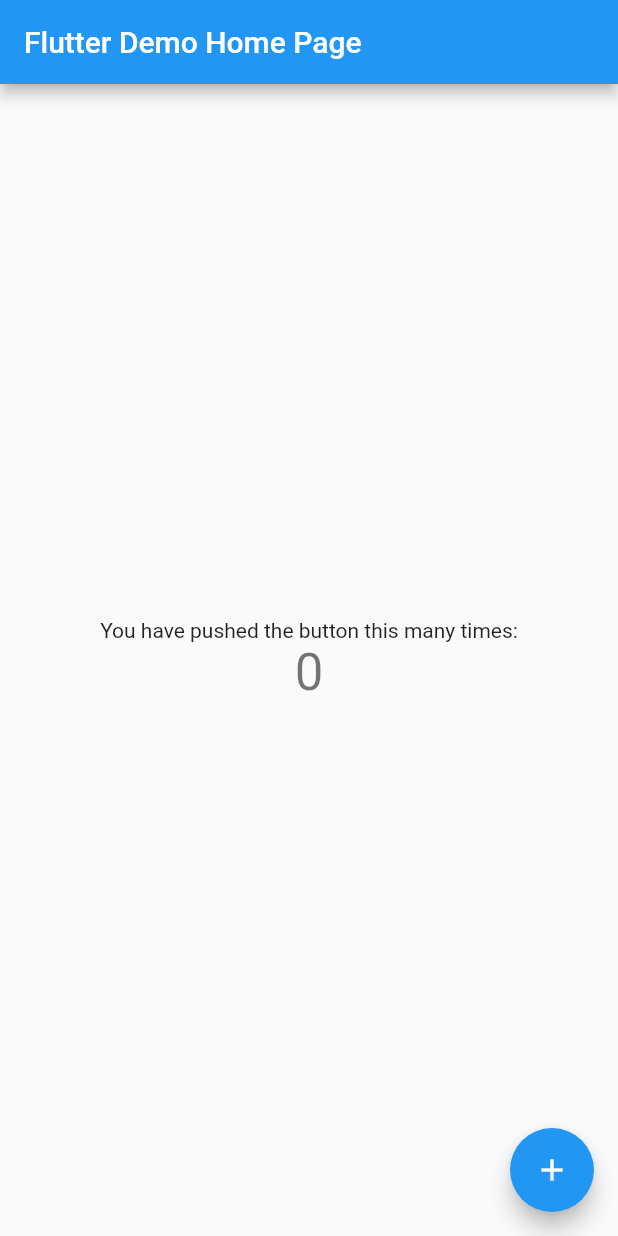
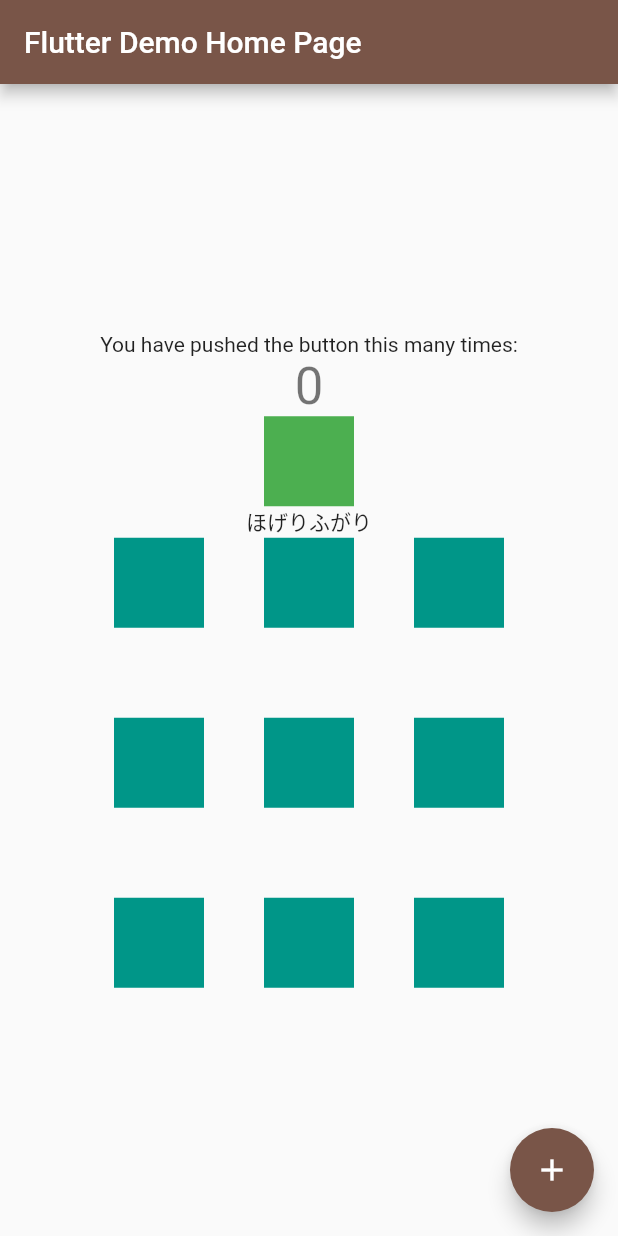
Before and after one commit to RuiOkazaki/hello_flutter, a Flutter app: the screen it shows after launch, on a phone screen of 412 x 824 dp. Run offline on Flutter 3.47's test engine with Material 2 defaults, Android fonts, the phone set to English and light mode, and no system bars.

Commit message:
feat: 3 x 3 square

```diff
--- a/lib/main.dart
+++ b/lib/main.dart
@@ -10,20 +10,17 @@ class MyApp extends StatelessWidget {
   // This widget is the root of your application.
   @override
   Widget build(BuildContext context) {
+    // darkThemeを宣言
+    final darkTheme = ThemeData.from(
+        colorScheme: const ColorScheme.dark(primary: Colors.green));
+    // materialappでマテリアルUIを使用できるproviderを使用
     return MaterialApp(
       title: 'Flutter Demo',
       theme: ThemeData(
-        // This is the theme of your application.
-        //
-        // Try running your application with "flutter run". You'll see the
-        // application has a blue toolbar. Then, without quitting the app, try
-        // changing the primarySwatch below to Colors.green and then invoke
-        // "hot reload" (press "r" in the console where you ran "flutter run",
-        // or simply save your changes to "hot reload" in a Flutter IDE).
-        // Notice that the counter didn't reset back to zero; the application
-        // is not restarted.
-        primarySwatch: Colors.blue,
+        primarySwatch: Colors.brown,
       ),
+      // darkThemeを先程宣言したdarkThemeにする
+      darkTheme: darkTheme,
       home: const MyHomePage(title: 'Flutter Demo Home Page'),
     );
   }
@@ -31,15 +28,6 @@ class MyApp extends StatelessWidget {
 
 class MyHomePage extends StatefulWidget {
   const MyHomePage({super.key, required this.title});
-
-  // This widget is the home page of your application. It is stateful, meaning
-  // that it has a State object (defined below) that contains fields that affect
-  // how it looks.
-
-  // This class is the configuration for the state. It holds the values (in this
-  // case the title) provided by the parent (in this case the App widget) and
-  // used by the build method of the State. Fields in a Widget subclass are
-  // always marked "final".
 
   final String title;
 
@@ -50,49 +38,31 @@ class MyHomePage extends StatefulWidget {
 class _MyHomePageState extends State<MyHomePage> {
   int _counter = 0;
 
+  // 関数を宣言
   void _incrementCounter() {
+    // _counterのsetterで値をincrementしている
     setState(() {
-      // This call to setState tells the Flutter framework that something has
-      // changed in this State, which causes it to rerun the build method below
-      // so that the display can reflect the updated values. If we changed
-      // _counter without calling setState(), then the build method would not be
-      // called again, and so nothing would appear to happen.
       _counter++;
     });
   }
 
   @override
   Widget build(BuildContext context) {
-    // This method is rerun every time setState is called, for instance as done
-    // by the _incrementCounter method above.
-    //
-    // The Flutter framework has been optimized to make rerunning build methods
-    // fast, so that you can just rebuild anything that needs updating rather
-    // than having to individually change instances of widgets.
+    // レイアウトを構築するためのwidget（Scaffold）
+    final row = Row(
+      mainAxisAlignment: MainAxisAlignment.spaceAround,
+      children: const [
+        SizedBox(width: 60, height: 60, child: ColoredBox(color: Colors.teal)),
+        SizedBox(width: 60, height: 60, child: ColoredBox(color: Colors.teal)),
+        SizedBox(width: 60, height: 60, child: ColoredBox(color: Colors.teal)),
+      ],
+    );
     return Scaffold(
       appBar: AppBar(
-        // Here we take the value from the MyHomePage object that was created by
-        // the App.build method, and use it to set our appbar title.
         title: Text(widget.title),
       ),
       body: Center(
-        // Center is a layout widget. It takes a single child and positions it
-        // in the middle of the parent.
         child: Column(
-          // Column is also a layout widget. It takes a list of children and
-          // arranges them vertically. By default, it sizes itself to fit its
-          // children horizontally, and tries to be as tall as its parent.
-          //
-          // Invoke "debug painting" (press "p" in the console, choose the
-          // "Toggle Debug Paint" action from the Flutter Inspector in Android
-          // Studio, or the "Toggle Debug Paint" command in Visual Studio Code)
-          // to see the wireframe for each widget.
-          //
-          // Column has various properties to control how it sizes itself and
-          // how it positions its children. Here we use mainAxisAlignment to
-          // center the children vertically; the main axis here is the vertical
-          // axis because Columns are vertical (the cross axis would be
-          // horizontal).
           mainAxisAlignment: MainAxisAlignment.center,
           children: <Widget>[
             const Text(
@@ -102,6 +72,24 @@ class _MyHomePageState extends State<MyHomePage> {
               '$_counter',
               style: Theme.of(context).textTheme.headline4,
             ),
+            const SizedBox(
+                height: 60, width: 60, child: ColoredBox(color: Colors.green)),
+            Row(
+              mainAxisAlignment: MainAxisAlignment.center,
+              children: const [
+                Text("ほげり"),
+                Text("ふがり"),
+              ],
+            ),
+            SizedBox(
+              width: 300,
+              height: 300,
+              child: Column(
+                // mainAxisAlignment: MainAxisAlignment.spaceAround,
+                mainAxisAlignment: MainAxisAlignment.spaceBetween,
+                children: [row, row, row],
+              ),
+            )
           ],
         ),
       ),
@@ -109,7 +97,7 @@ class _MyHomePageState extends State<MyHomePage> {
         onPressed: _incrementCounter,
         tooltip: 'Increment',
         child: const Icon(Icons.add),
-      ), // This trailing comma makes auto-formatting nicer for build methods.
+      ),
     );
   }
 }
```
